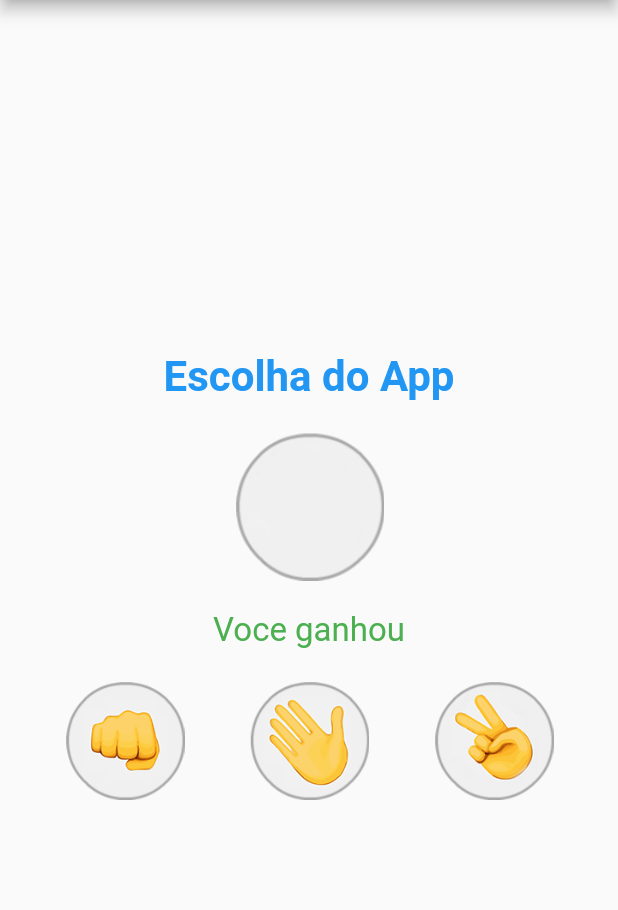
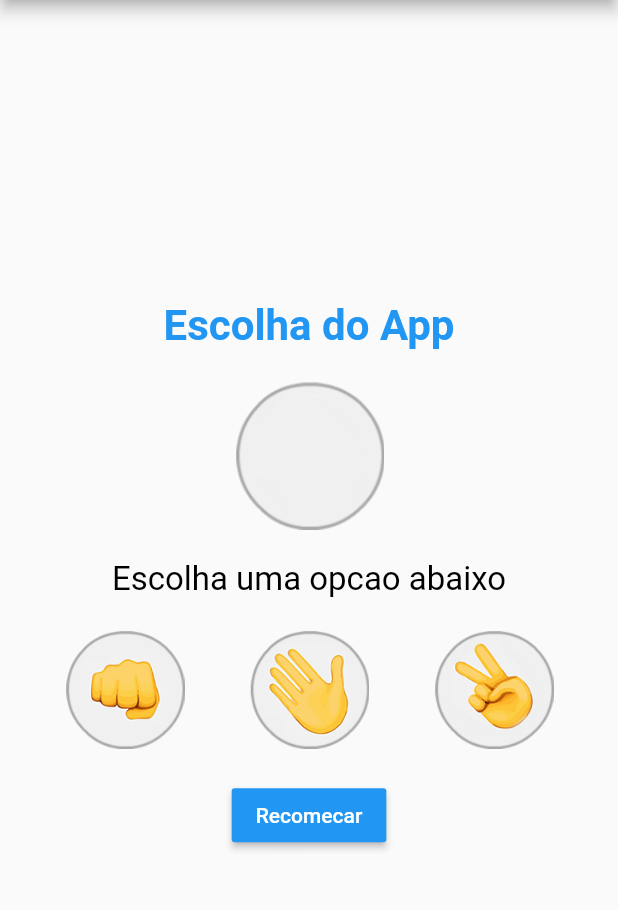
Before and after one commit to pablocuca/jokenpo, a Flutter app: the screen it shows after launch, on a phone screen of 412 x 824 dp, the part 84-994 px from its top. Run offline on Flutter 3.47's test engine with Material 2 defaults, Android fonts, the phone set to English and light mode, and no system bars.

Commit message:
jogo concluido

```diff
--- a/lib/jogo.dart
+++ b/lib/jogo.dart
@@ -1,13 +1,68 @@
 import 'package:flutter/material.dart';
+import 'dart:math';
 
 class JokenPo extends StatefulWidget {
   @override
   _JokenPoState createState() => _JokenPoState();
 }
 
+enum Hands {
+  stone, //0
+  paper, //1
+  scissors, //2
+}
+
 class _JokenPoState extends State<JokenPo> {
-  var paintResult = Colors.green;
-  var textResult = "Voce ganhou";
+  var _paintResult, _textResult, _imageResult;
+
+  void initState() {
+    super.initState();
+    playGame();
+  }
+
+  void selectedOption(Hands chooseUser) {
+    var images = [
+      AssetImage('assets/pedra.png'),
+      AssetImage('assets/papel.png'),
+      AssetImage('assets/tesoura.png')
+    ];
+
+    var randonHands = Random().nextInt(Hands.values.length);
+    var chooseApp = Hands.values[randonHands];
+
+    setState(() {
+      _imageResult = images[randonHands];
+    });
+
+    if (chooseApp == chooseUser) {
+      setState(() {
+        _paintResult = Colors.orange;
+        _textResult = "Ixi Empate!!!";
+      });
+      return;
+    }
+
+    var wins = ['02', '10', '21'];
+    var batlle = chooseUser.index.toString() + chooseApp.index.toString();
+
+    if (wins.contains(batlle)) {
+      setState(() {
+        _paintResult = Colors.green;
+        _textResult = "Uhuu Ganhou!!!";
+      });
+    } else {
+      _paintResult = Colors.red;
+      _textResult = "Xii Perdeu!!!";
+    }
+  }
+
+  void playGame() {
+    setState(() {
+      _paintResult = Colors.black;
+      _textResult = "Escolha uma opcao abaixo";
+      _imageResult = AssetImage("assets/padrao.png");
+    });
+  }
 
   @override
   Widget build(BuildContext context) {
@@ -40,8 +95,8 @@ class _JokenPoState extends State<JokenPo> {
               children: <Widget>[
                 Padding(
                   padding: EdgeInsets.only(bottom: 20),
-                  child: Image.asset(
-                    "assets/padrao.png",
+                  child: Image(
+                    image: _imageResult,
                     height: 100,
                   ),
                 ),
@@ -53,9 +108,9 @@ class _JokenPoState extends State<JokenPo> {
                 Padding(
                   padding: EdgeInsets.only(bottom: 20),
                   child: Text(
-                    textResult,
+                    _textResult,
                     style: TextStyle(
-                      color: paintResult,
+                      color: _paintResult,
                       fontSize: 22,
                     ),
                   ),
@@ -65,20 +120,47 @@ class _JokenPoState extends State<JokenPo> {
             Row(
               mainAxisAlignment: MainAxisAlignment.spaceEvenly,
               children: <Widget>[
-                Image.asset(
+                GestureDetector(
+                  onTap: () => selectedOption(Hands.stone),
+                  child: Image.asset(
                     "assets/pedra.png",
                     height: 80,
                   ),
-                Image.asset(
+                ),
+                GestureDetector(
+                  onTap: () => selectedOption(Hands.paper),
+                  child: Image.asset(
                     "assets/papel.png",
                     height: 80,
                   ),
-                Image.asset(
+                ),
+                GestureDetector(
+                  onTap: () => selectedOption(Hands.scissors),
+                  child: Image.asset(
                     "assets/tesoura.png",
                     height: 80,
                   ),
+                ),
               ],
             ),
+            Row(
+              mainAxisAlignment: MainAxisAlignment.center,
+              children: <Widget>[
+                Padding(
+                  padding: EdgeInsets.only(top: 20),
+                  child: RaisedButton(
+                    onPressed: () => playGame(),
+                    child: Text(
+                      'Recomecar',
+                      style: TextStyle(
+                        color: Colors.white,
+                      ),
+                    ),
+                    color: Colors.blue,
+                  ),
+                ),
+              ],
+            )
           ],
         ),
       ),
--- a/lib/main.dart
+++ b/lib/main.dart
@@ -1,4 +1,5 @@
 import 'package:flutter/material.dart';
+import 'package:flutter/services.dart';
 import 'package:jokenpo/jogo.dart';
 
 void main() {
@@ -8,6 +9,10 @@ void main() {
 class MyApp extends StatelessWidget {
   @override
   Widget build(BuildContext context) {
+    SystemChrome.setPreferredOrientations([
+      DeviceOrientation.portraitUp,
+    ]);
+
     return MaterialApp(
       debugShowCheckedModeBanner: false,
       title: 'Flutter Demo',
```
Lines whose indentation alone changed are shown as unchanged.
